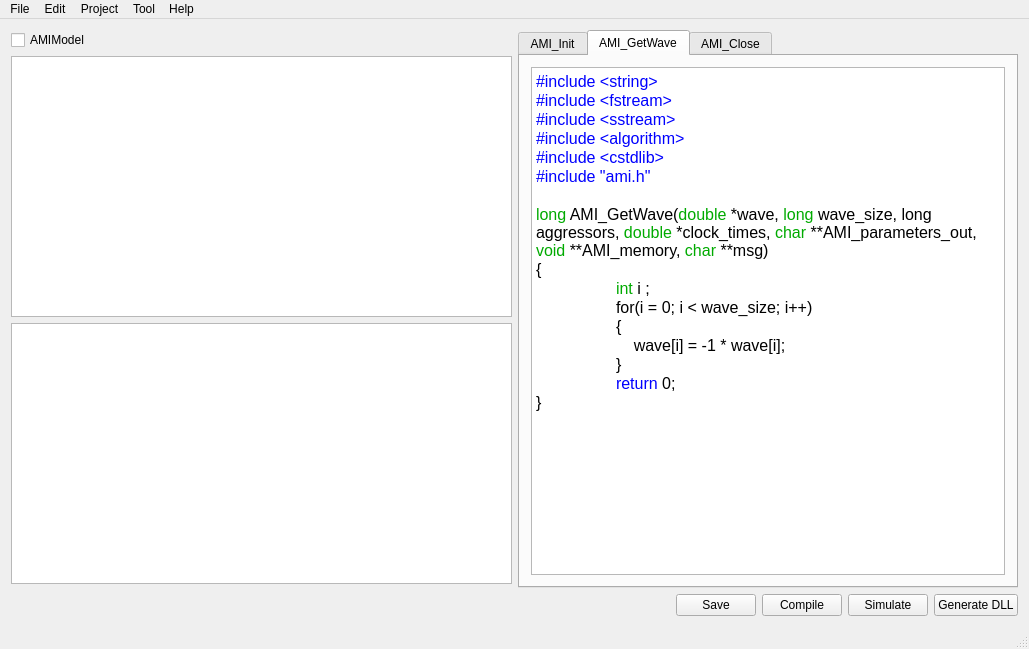
Qt form mainwindow.ui (WXY163/ezAMI) before a commit.
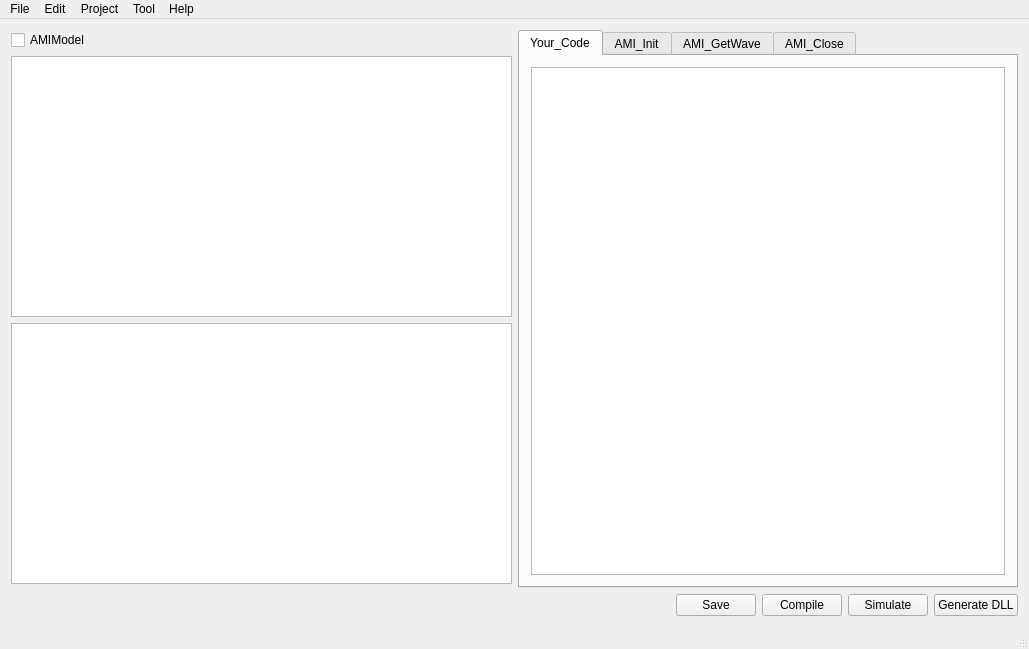
The same form after that commit.

Patch:
```diff
--- a/mainwindow.ui
+++ b/mainwindow.ui
@@ -65,8 +65,18 @@
         <item>
          <widget class="QTabWidget" name="codeArea">
           <property name="currentIndex">
-           <number>1</number>
+           <number>0</number>
           </property>
+          <widget class="QWidget" name="tab">
+           <attribute name="title">
+            <string>Your_Code</string>
+           </attribute>
+           <layout class="QGridLayout" name="gridLayout_5">
+            <item row="0" column="0">
+             <widget class="QTextEdit" name="myCode"/>
+            </item>
+           </layout>
+          </widget>
           <widget class="QWidget" name="ami_init">
            <attribute name="title">
             <string>AMI_Init</string>
```
Left out of the diff: 6 changed lines with no effect on the pictures.
